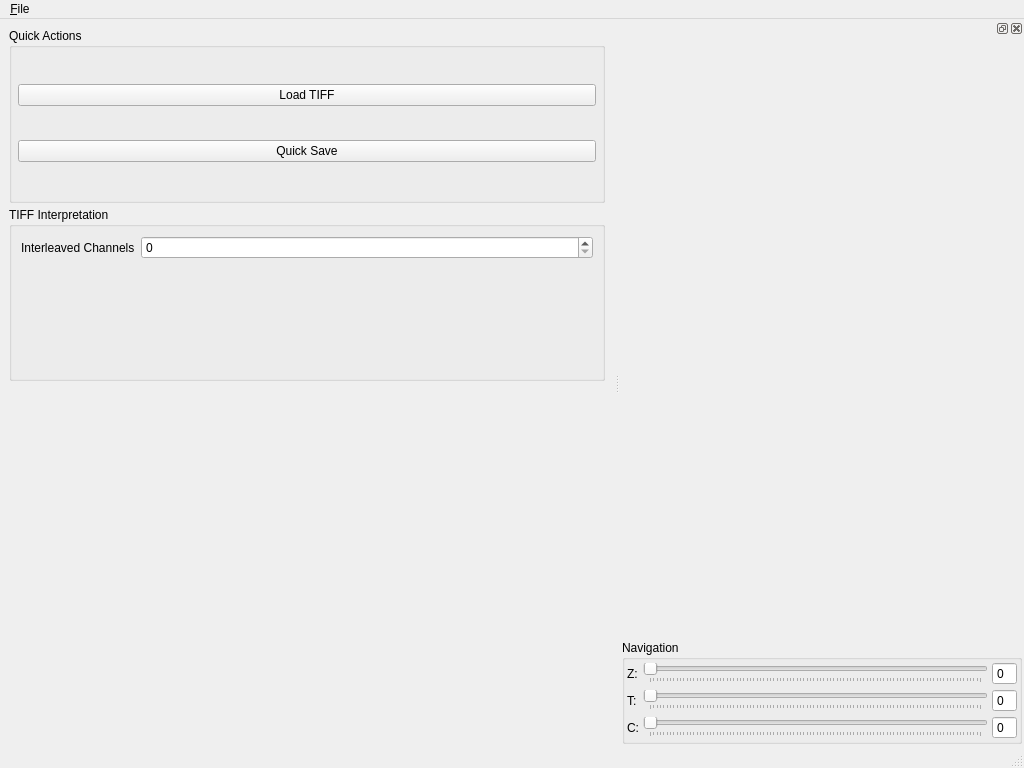
bothlab/omerewriter, file src/mainwindow.ui: the form before one commit.
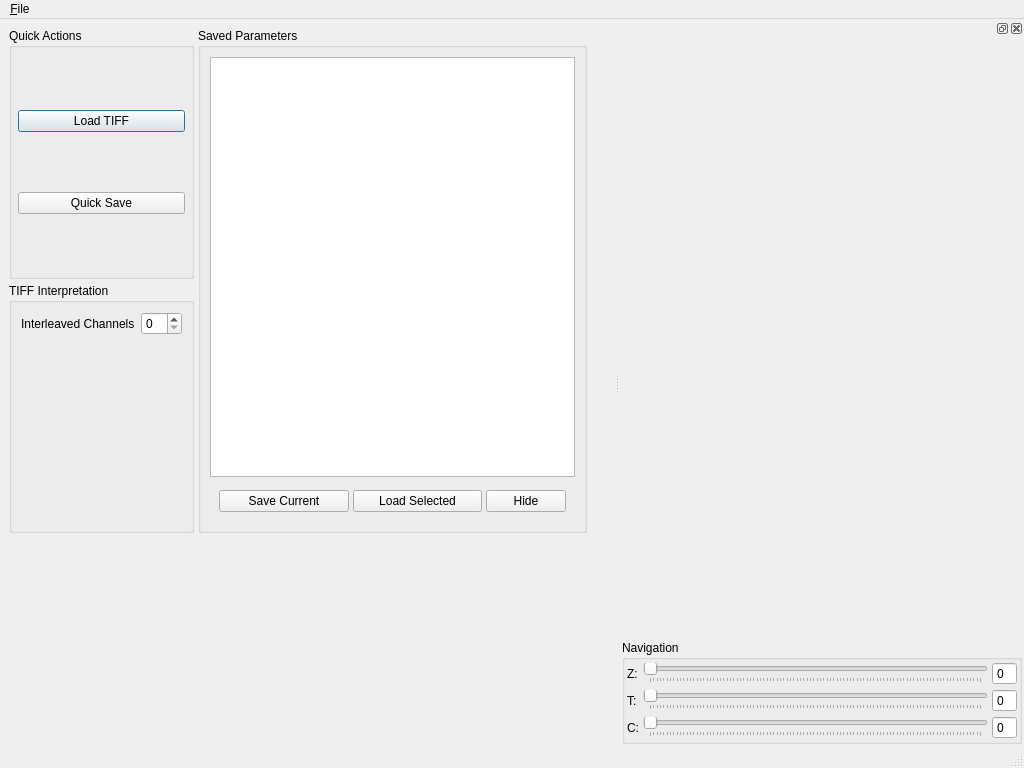
The form after the commit. Icons and pictures are not drawn. Custom widgets are drawn as their Qt base class.

Commit message: Add a quickload & save mechanism for image parameters

Diff of the .ui file:
```diff
--- a/src/mainwindow.ui
+++ b/src/mainwindow.ui
@@ -17,7 +17,7 @@
    <layout class="QHBoxLayout" name="horizontalLayout">
     <item>
      <widget class="QWidget" name="widget" native="true">
-      <layout class="QVBoxLayout" name="verticalLayout_2">
+      <layout class="QVBoxLayout" name="verticalLayout_4">
        <property name="spacing">
         <number>4</number>
        </property>
@@ -27,7 +27,19 @@
        <property name="topMargin">
         <number>0</number>
        </property>
-       <property name="rightMargin">
+       <property name="bottomMargin">
+        <number>0</number>
+       </property>
+       <item>
+        <widget class="QWidget" name="widget_3" native="true">
+         <layout class="QHBoxLayout" name="horizontalLayout_3">
+          <property name="spacing">
+           <number>4</number>
+          </property>
+          <property name="leftMargin">
+           <number>0</number>
+          </property>
+          <property name="topMargin">
         <number>0</number>
        </property>
        <property name="bottomMargin">
@@ -77,6 +89,15 @@
                <property name="text">
                 <string>Load TIFF</string>
                </property>
+                  <property name="icon">
+                   <iconset theme="QIcon::ThemeIcon::DocumentOpen"/>
+                  </property>
+                  <property name="autoDefault">
+                   <bool>true</bool>
+                  </property>
+                  <property name="default">
+                   <bool>true</bool>
+                  </property>
               </widget>
              </item>
              <item>
@@ -112,7 +133,77 @@
         </widget>
        </item>
        <item>
-        <widget class="MicroscopeParamsWidget" name="imageMetaWidget" native="true"/>
+           <widget class="QGroupBox" name="groupSavedParams">
+            <property name="title">
+             <string>Saved Parameters</string>
+            </property>
+            <layout class="QVBoxLayout" name="verticalLayout_2">
+             <property name="spacing">
+              <number>4</number>
+             </property>
+             <item>
+              <widget class="QListWidget" name="listSavedParams"/>
+             </item>
+             <item>
+              <widget class="QWidget" name="widget_4" native="true">
+               <layout class="QHBoxLayout" name="horizontalLayout_2">
+                <property name="spacing">
+                 <number>4</number>
+                </property>
+                <item>
+                 <widget class="QPushButton" name="btnSaveParams">
+                  <property name="text">
+                   <string>Save Current</string>
+                  </property>
+                  <property name="icon">
+                   <iconset theme="QIcon::ThemeIcon::DocumentSave"/>
+                  </property>
+                 </widget>
+                </item>
+                <item>
+                 <widget class="QPushButton" name="btnQuickLoadParams">
+                  <property name="text">
+                   <string>Load Selected</string>
+                  </property>
+                  <property name="icon">
+                   <iconset theme="QIcon::ThemeIcon::DocumentOpenRecent"/>
+                  </property>
+                 </widget>
+                </item>
+                <item>
+                 <widget class="QPushButton" name="btnRemoveParamsFromList">
+                  <property name="sizePolicy">
+                   <sizepolicy hsizetype="Maximum" vsizetype="Fixed">
+                    <horstretch>0</horstretch>
+                    <verstretch>0</verstretch>
+                   </sizepolicy>
+                  </property>
+                  <property name="text">
+                   <string>Hide</string>
+                  </property>
+                  <property name="icon">
+                   <iconset theme="QIcon::ThemeIcon::ListRemove"/>
+                  </property>
+                 </widget>
+                </item>
+               </layout>
+              </widget>
+             </item>
+            </layout>
+           </widget>
+          </item>
+         </layout>
+        </widget>
+       </item>
+       <item>
+        <widget class="MicroscopeParamsWidget" name="imageMetaWidget" native="true">
+         <property name="minimumSize">
+          <size>
+           <width>0</width>
+           <height>200</height>
+          </size>
+         </property>
+        </widget>
        </item>
       </layout>
      </widget>
```
Left out of the diff: 16 changed lines with no effect on the pictures. Lines whose indentation alone changed are shown as unchanged. The commit also changes 8 other files.
